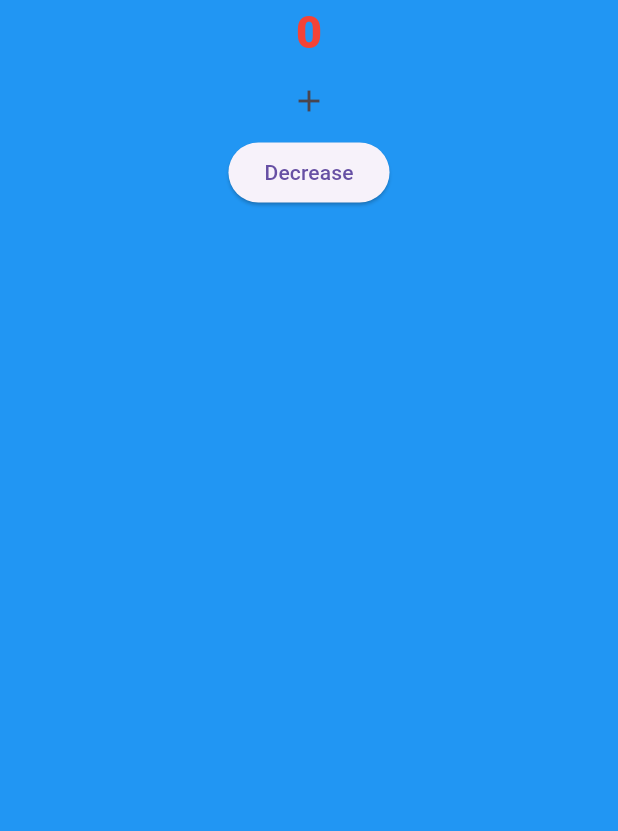
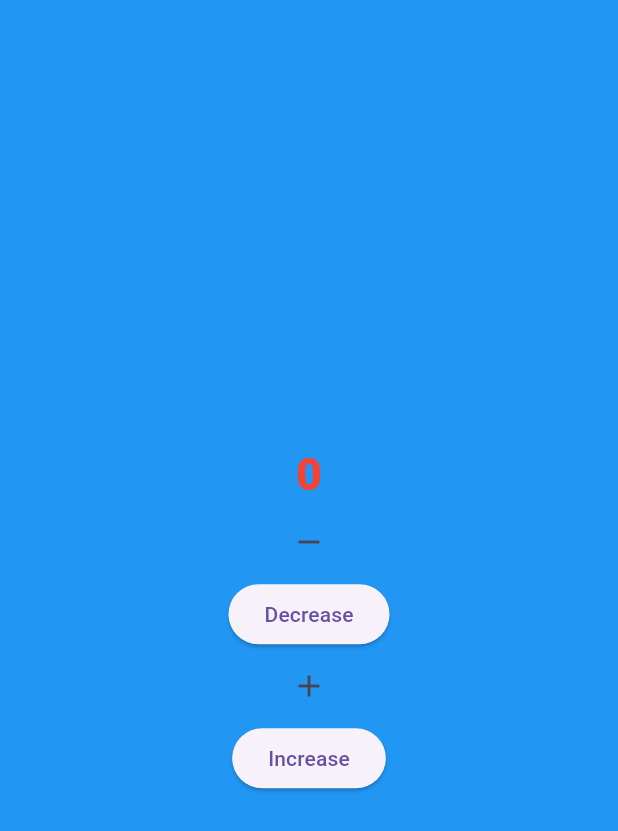
Before and after one commit to dawatamang-bot/flutterapp, a Flutter app: the screen it shows after launch, on a phone screen of 412 x 824 dp. Shown: the top 831 px of the screen. Run offline on Flutter 3.47's test engine with Material 3 defaults, Android fonts, the phone set to English and light mode, and no system bars.

Commit message:
Increment Decrement  App

```diff
--- a/lib/page/codearea.dart
+++ b/lib/page/codearea.dart
@@ -1,7 +1,26 @@
 import 'package:flutter/material.dart';
 
-class CodeArea extends StatelessWidget {
+class CodeArea extends StatefulWidget {
   const CodeArea({super.key});
+
+  @override
+  CodeAreaState createState() => CodeAreaState();
+}
+
+class CodeAreaState extends State<CodeArea> {
+  int counter = 0;
+
+  void increaseCounter() {
+    setState(() {
+      counter++;
+    });
+  }
+
+  void decreaseCounter() {
+    setState(() {
+      counter--;
+    });
+  }
 
   @override
   Widget build(BuildContext context) {
@@ -12,21 +31,30 @@ class CodeArea extends StatelessWidget {
           width: double.infinity,
           color: Colors.blue,
           child: Column(
+            mainAxisAlignment: MainAxisAlignment.center,
             children: <Widget>[
-              const Text(
-                "0",
-                style: TextStyle(
+              Text(
+                '$counter',
+                style: const TextStyle(
                     fontSize: 30,
                     color: Colors.red,
                     fontWeight: FontWeight.w900),
               ),
               IconButton(
-                onPressed: () {},
+                onPressed: decreaseCounter,
+                icon: const Icon(Icons.remove),
+              ),
+              ElevatedButton(
+                onPressed: decreaseCounter,
+                child: const Text("Decrease"),
+              ),
+              IconButton(
+                onPressed: increaseCounter,
                 icon: const Icon(Icons.add),
               ),
               ElevatedButton(
-                onPressed: () {},
-                child: const Text("Decrease"),
+                onPressed: increaseCounter,
+                child: const Text("Increase"),
               ),
             ],
           ),
```
